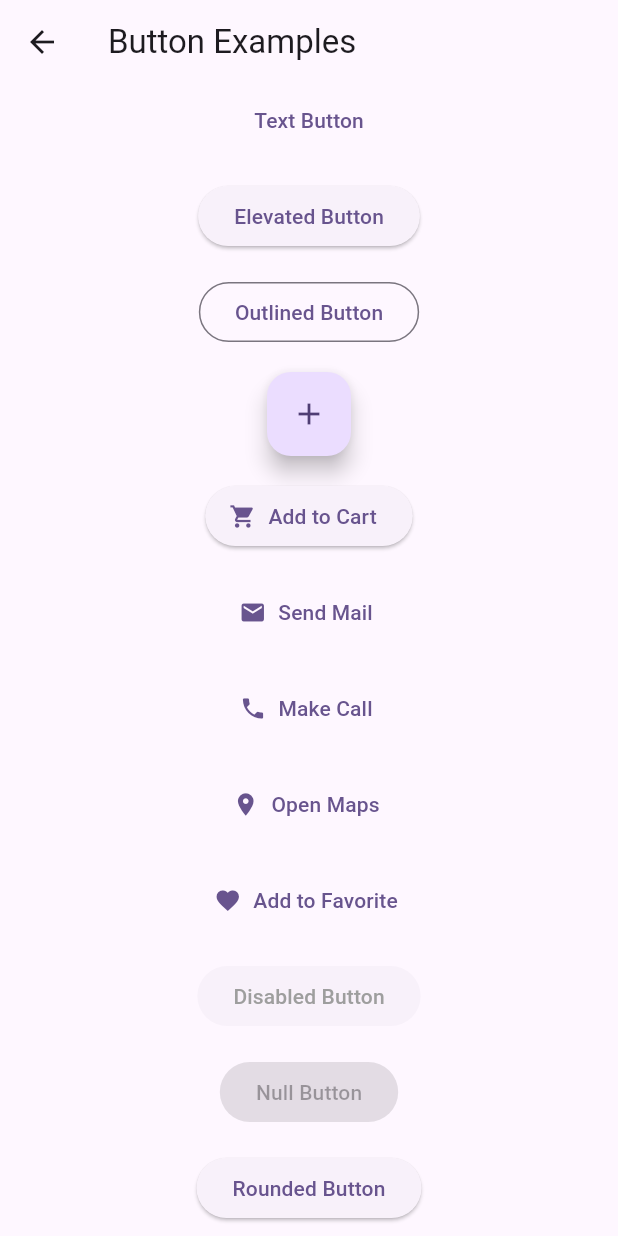
After one commit to shahmoksh22/Flutter, a Flutter app: the MainMenu111 screen opened directly, after a tap on "File 1", on a phone screen of 412 x 824 dp. The commit adds this screen. Run offline on Flutter 3.47's test engine with Material 3 defaults, Android fonts, the phone set to English and light mode, and no system bars; our stand-ins replace flutter_rating_bar.

Commit message:
LabWork 11.1
LabWork 11.1

```diff
--- /dev/null
+++ b/ui_demo/lib/LabWork11.1/ButtonTask1.dart
@@ -0,0 +1,134 @@
+import 'package:flutter/material.dart';
+
+class ButtonTaskScreen extends StatefulWidget {
+  const ButtonTaskScreen({Key? key}) : super(key: key);
+
+  @override
+  State<ButtonTaskScreen> createState() => _ButtonTaskScreenState();
+}
+
+class _ButtonTaskScreenState extends State<ButtonTaskScreen> {
+  @override
+  Widget build(BuildContext context) {
+    return Scaffold(
+      appBar: AppBar(title: const Text('Button Examples')),
+      body: ListView(
+        children: [
+          Column(
+            crossAxisAlignment: CrossAxisAlignment.center,
+            mainAxisAlignment: MainAxisAlignment.center,
+            children: [
+              TextButton(
+                onPressed: () {
+                  print('Text Button clicked');
+                },
+                child: const Text('Text Button'),
+              ),
+              const SizedBox(height: 16),
+              ElevatedButton(
+                onPressed: () {
+                  print('Elevated Button clicked');
+                },
+                child: const Text('Elevated Button'),
+              ),
+              const SizedBox(height: 16),
+              OutlinedButton(
+                onPressed: () {
+                  print('Outlined Button clicked');
+                },
+                child: const Text('Outlined Button'),
+              ),
+              const SizedBox(height: 16),
+              FloatingActionButton(
+                onPressed: () {
+                  print('Floating Action Button clicked');
+                },
+                child: const Icon(Icons.add),
+              ),
+              const SizedBox(height: 16),
+              ElevatedButton.icon(
+                onPressed: () {
+                  print('Add to Cart Button clicked');
+                },
+                icon: const Icon(Icons.shopping_cart),
+                label: const Text('Add to Cart'),
+              ),
+              const SizedBox(height: 16),
+              TextButton.icon(
+                onPressed: () {
+                  print('Send Mail Button clicked');
+                },
+                icon: const Icon(Icons.mail),
+                label: const Text('Send Mail'),
+              ),
+              const SizedBox(height: 16),
+              TextButton.icon(
+                onPressed: () {
+                  print('Call Button clicked');
+                },
+                icon: const Icon(Icons.phone),
+                label: const Text('Make Call'),
+
+              ),
+              const SizedBox(height: 16),
+              TextButton.icon(
+                onPressed: () {
+                  print('Location Button clicked');
+                },
+                icon: const Icon(Icons.location_on),
+                label: const Text('Open Maps'),
+              ),
+              const SizedBox(height: 16),
+              TextButton.icon(
+                onPressed: () {
+                  print('Favorite Button clicked');
+                },
+                icon: const Icon(Icons.favorite),
+                label: const Text('Add to Favorite'),
+
+              ),
+              const SizedBox(height: 16),
+              ElevatedButton(
+                onPressed: () {
+                  print('Disabled Button clicked');
+                },
+                style: ElevatedButton.styleFrom(
+                  foregroundColor: Colors.grey,
+                  elevation: 0,
+                ),
+                child: const Text('Disabled Button'),
+              ),
+              const SizedBox(height: 16),
+              const ElevatedButton(
+                onPressed: null,
+                child: Text('Null Button'),
+              ),
+              const SizedBox(height: 16),
+              ElevatedButton(
+                onPressed: () {
+                  print('Rounded Button clicked');
+                },
+                style: ElevatedButton.styleFrom(
+                  shape: RoundedRectangleBorder(
+                    borderRadius: BorderRadius.circular(20),
+                  ),
+                ),
+                child: const Text('Rounded Button'),
+              ),
+              const SizedBox(height: 16),
+              ElevatedButton(
+                onPressed: () {
+                  print('Custom Size Button clicked');
+                },
+                style: ElevatedButton.styleFrom(
+                  minimumSize: const Size(150, 50),
+                ),
+                child: const Text('Custom Size Button'),
+              ),
+            ],
+          ),
+        ],
+      ),
+    );
+  }
+}
--- /dev/null
+++ b/ui_demo/lib/LabWork11.1/MainMenu.dart
@@ -0,0 +1,52 @@
+import 'package:flutter/material.dart';
+import 'package:ui_demo/bottom_right_text.dart';
+
+import 'ButtonTask1.dart';
+import 'DrawerScreenTask2.dart';
+
+
+
+class MainMenu111 extends StatelessWidget {
+  const MainMenu111({Key? key}) : super(key: key);
+
+  @override
+  Widget build(BuildContext context) {
+    return Scaffold(
+      appBar: AppBar(
+        backgroundColor: Colors.blue,
+        title: const Text('Lab Work 11.1'),
+      ),
+      body: Stack(
+        children: [
+          ListView(
+            children: <Widget>[
+              ListTile(
+                title: const Text('File 1'),
+                onTap: () {
+                  Navigator.push(
+                    context,
+                    MaterialPageRoute(builder: (context) => ButtonTaskScreen()),
+                  );
+                  print('Clicked File 1');
+                },
+              ),
+              ListTile(
+                title: const Text('File 2'),
+                onTap: () {
+                  Navigator.push(
+                    context,
+                    MaterialPageRoute(builder: (context) => DrawerScreenTask2()),
+                  );
+                  print('Clicked File 2');
+                },
+              ),
+
+            ],
+          ),
+          // Positioned bottom right widget
+          BottomRightText(),
+        ],
+      ),
+    );
+  }
+}
```
Also changed, not shown: ui_demo/lib/LabWork11.1/DrawerScreenTask2.dart (added, +249 -0 lines), ui_demo/lib/MainMenu.dart (+4 -3 lines), ui_demo/pubspec.lock, 1 other file.
